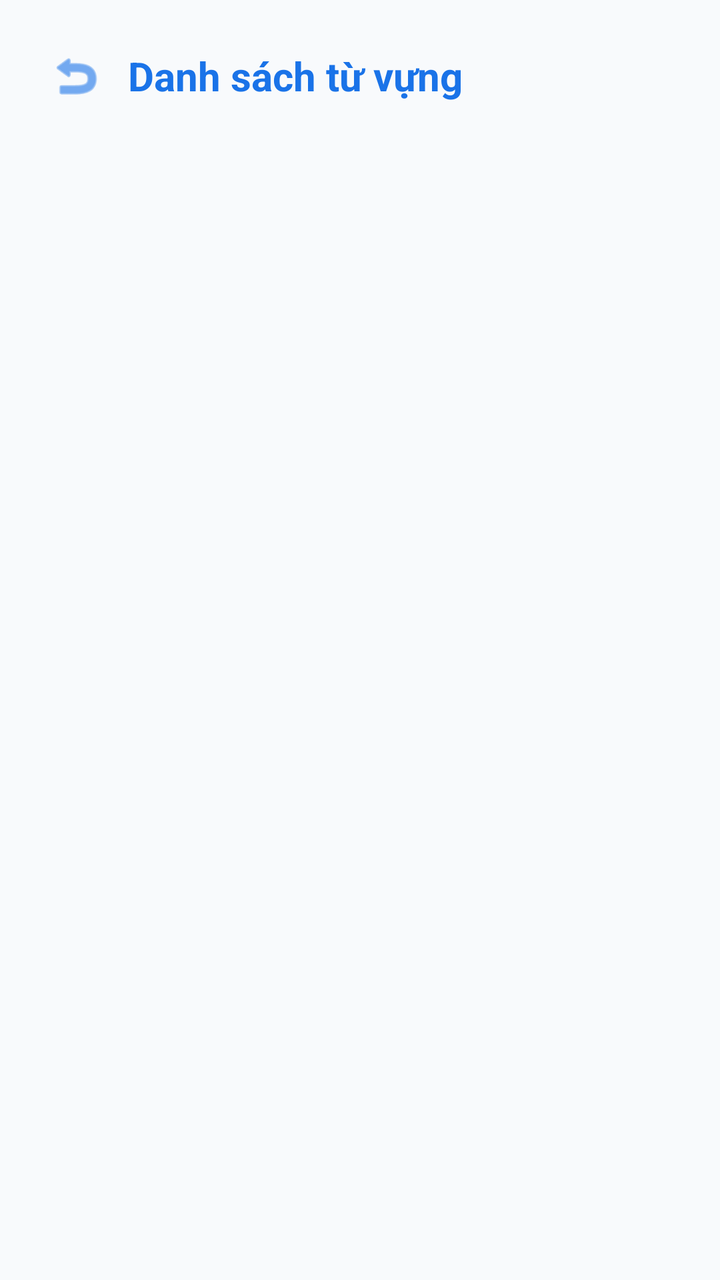
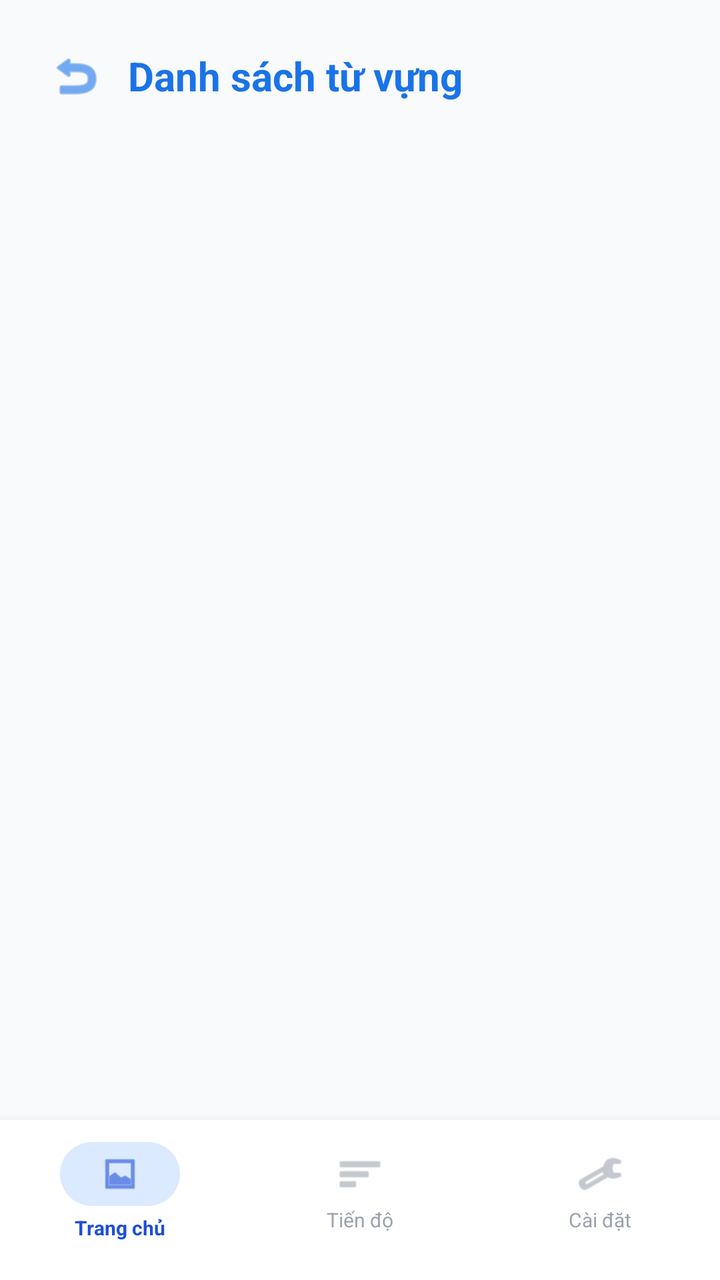

Screens rendered from an Android XML layout before and after an edit, with the pre-edit source and the edit as a unified diff.
<!-- AndroidManifest.xml: application theme Theme.BTCK_LHD_113 -->
<!-- res/layout/man_hinh_danh_sach_tu_vung.xml -->
<?xml version="1.0" encoding="utf-8"?>
<LinearLayout xmlns:android="http://schemas.android.com/apk/res/android"
    xmlns:app="http://schemas.android.com/apk/res-auto"
    android:layout_width="match_parent"
    android:layout_height="match_parent"
    android:background="#F8FAFC"
    android:orientation="vertical"
    android:padding="24dp">

    
    <RelativeLayout
        android:layout_width="match_parent"
        android:layout_height="wrap_content"
        android:layout_marginBottom="24dp">

        <ImageView
            android:id="@+id/imgBack"
            android:layout_width="28dp"
            android:layout_height="28dp"
            android:layout_centerVertical="true"
            android:background="?attr/selectableItemBackgroundBorderless"
            android:clickable="true"
            android:focusable="true"
            android:src="@android:drawable/ic_menu_revert"
            app:tint="#1A73E8" />

        <TextView
            android:layout_width="wrap_content"
            android:layout_height="wrap_content"
            android:layout_centerVertical="true"
            android:layout_marginStart="12dp"
            android:layout_toEndOf="@id/imgBack"
            android:text="Danh sách từ vựng"
            android:textColor="#1A73E8"
            android:textSize="20sp"
            android:textStyle="bold" />

    </RelativeLayout>

    <androidx.recyclerview.widget.RecyclerView
        android:id="@+id/rvTuVung"
        android:layout_width="match_parent"
        android:layout_height="match_parent"
        android:clipToPadding="false"
        android:paddingBottom="24dp" />

</LinearLayout>
<!-- resources referenced by this layout -->
<resources>
  <style name="Theme.BTCK_LHD_113" parent="Theme.Material3.Light.NoActionBar">
          
          <item name="colorPrimary">@color/primaryColor</item>
          <item name="colorOnPrimary">@color/white</item>
          <item name="colorPrimaryContainer">@color/primaryLightColor</item>
          <item name="colorOnPrimaryContainer">@color/black</item>
          <item name="colorSecondary">@color/secondaryColor</item>
          
          
          <item name="android:windowBackground">@color/backgroundColor</item>
          <item name="colorSurface">@color/surfaceColor</item>
          
          
          <item name="android:textColorPrimary">@color/textColorPrimary</item>
          
          
          <item name="shapeAppearanceMediumComponent">@style/ShapeAppearance.App.MediumComponent</item>
          <item name="shapeAppearanceSmallComponent">@style/ShapeAppearance.App.SmallComponent</item>
          <item name="shapeAppearanceLargeComponent">@style/ShapeAppearance.App.LargeComponent</item>
      </style>
  <color name="primaryColor">#4CAF50</color>
  <color name="white">#FFFFFFFF</color>
  <color name="primaryLightColor">#80E27E</color>
  <color name="black">#FF000000</color>
  <color name="secondaryColor">#FFC107</color>
  <color name="backgroundColor">#F5F5F5</color>
  <color name="surfaceColor">#FFFFFF</color>
  <color name="textColorPrimary">#212121</color>
  <style name="ShapeAppearance.App.MediumComponent" parent="ShapeAppearance.Material3.MediumComponent">
          <item name="cornerFamily">rounded</item>
          <item name="cornerSize">16dp</item>
      </style>
  <style name="ShapeAppearance.App.SmallComponent" parent="ShapeAppearance.Material3.SmallComponent">
          <item name="cornerFamily">rounded</item>
          <item name="cornerSize">16dp</item>
      </style>
  <style name="ShapeAppearance.App.LargeComponent" parent="ShapeAppearance.Material3.LargeComponent">
          <item name="cornerFamily">rounded</item>
          <item name="cornerSize">16dp</item>
      </style>
</resources>

<!-- the commit's change to res/layout/man_hinh_danh_sach_tu_vung.xml (unified diff, before → after) -->
@@ -1,47 +1,155 @@
 <?xml version="1.0" encoding="utf-8"?>
-<LinearLayout xmlns:android="http://schemas.android.com/apk/res/android"
+<RelativeLayout xmlns:android="http://schemas.android.com/apk/res/android"
     xmlns:app="http://schemas.android.com/apk/res-auto"
+    xmlns:tools="http://schemas.android.com/tools"
     android:layout_width="match_parent"
     android:layout_height="match_parent"
     android:background="#F8FAFC"
-    android:orientation="vertical"
-    android:padding="24dp">
+    tools:context=".ui.DanhSachTuVungActivity">
+
+    <LinearLayout
+        android:layout_width="match_parent"
+        android:layout_height="match_parent"
+        android:layout_above="@+id/bottomNav"
+        android:orientation="vertical"
+        android:padding="24dp">
+
+        
+        <RelativeLayout
+            android:layout_width="match_parent"
+            android:layout_height="wrap_content"
+            android:layout_marginBottom="24dp">
+
+            <ImageView
+                android:id="@+id/imgBack"
+                android:layout_width="28dp"
+                android:layout_height="28dp"
+                android:layout_centerVertical="true"
+                android:background="?attr/selectableItemBackgroundBorderless"
+                android:clickable="true"
+                android:focusable="true"
+                android:src="@android:drawable/ic_menu_revert"
+                app:tint="#1A73E8" />
+
+            <TextView
+                android:layout_width="wrap_content"
+                android:layout_height="wrap_content"
+                android:layout_centerVertical="true"
+                android:layout_marginStart="12dp"
+                android:layout_toEndOf="@id/imgBack"
+                android:text="Danh sách từ vựng"
+                android:textColor="#1A73E8"
+                android:textSize="20sp"
+                android:textStyle="bold" />
+
+        </RelativeLayout>
+
+        <androidx.recyclerview.widget.RecyclerView
+            android:id="@+id/rvTuVung"
+            android:layout_width="match_parent"
+            android:layout_height="match_parent"
+            android:clipToPadding="false"
+            android:paddingBottom="24dp" />
+
+    </LinearLayout>
 
     
-    <RelativeLayout
+    <LinearLayout
+        android:id="@+id/bottomNav"
         android:layout_width="match_parent"
-        android:layout_height="wrap_content"
-        android:layout_marginBottom="24dp">
+        android:layout_height="80dp"
+        android:layout_alignParentBottom="true"
+        android:background="@android:color/white"
+        android:elevation="8dp"
+        android:gravity="center"
+        android:orientation="horizontal"
+        android:paddingTop="8dp"
+        android:paddingBottom="16dp"
+        android:weightSum="3">
 
-        <ImageView
-            android:id="@+id/imgBack"
-            android:layout_width="28dp"
-            android:layout_height="28dp"
-            android:layout_centerVertical="true"
-            android:background="?attr/selectableItemBackgroundBorderless"
-            android:clickable="true"
-            android:focusable="true"
-            android:src="@android:drawable/ic_menu_revert"
-            app:tint="#1A73E8" />
+        
+        <LinearLayout
+            android:id="@+id/btnHome"
+            android:layout_width="0dp"
+            android:layout_height="match_parent"
+            android:layout_weight="1"
+            android:gravity="center"
+            android:orientation="vertical">
 
-        <TextView
-            android:layout_width="wrap_content"
-            android:layout_height="wrap_content"
-            android:layout_centerVertical="true"
-            android:layout_marginStart="12dp"
-            android:layout_toEndOf="@id/imgBack"
-            android:text="Danh sách từ vựng"
-            android:textColor="#1A73E8"
-            android:textSize="20sp"
-            android:textStyle="bold" />
+            <LinearLayout
+                android:layout_width="wrap_content"
+                android:layout_height="32dp"
+                android:background="@drawable/nen_bo_goc_24"
+                android:backgroundTint="#DBEAFE"
+                android:gravity="center"
+                android:paddingStart="20dp"
+                android:paddingEnd="20dp">
 
-    </RelativeLayout>
+                <ImageView
+                    android:layout_width="20dp"
+                    android:layout_height="20dp"
+                    android:src="@android:drawable/ic_menu_gallery"
+                    app:tint="#1D4ED8" />
+            </LinearLayout>
 
-    <androidx.recyclerview.widget.RecyclerView
-        android:id="@+id/rvTuVung"
-        android:layout_width="match_parent"
-        android:layout_height="match_parent"
-        android:clipToPadding="false"
-        android:paddingBottom="24dp" />
+            <TextView
+                android:layout_width="wrap_content"
+                android:layout_height="wrap_content"
+                android:layout_marginTop="4dp"
+                android:text="Trang chủ"
+                android:textColor="#1D4ED8"
+                android:textSize="10sp"
+                android:textStyle="bold" />
+        </LinearLayout>
 
-</LinearLayout>
+        
+        <LinearLayout
+            android:id="@+id/btnTienDo"
+            android:layout_width="0dp"
+            android:layout_height="match_parent"
+            android:layout_weight="1"
+            android:gravity="center"
+            android:orientation="vertical">
+
+            <ImageView
+                android:layout_width="24dp"
+                android:layout_height="24dp"
+                android:src="@android:drawable/ic_menu_sort_by_size"
+                app:tint="#9CA3AF" />
+
+            <TextView
+                android:layout_width="wrap_content"
+                android:layout_height="wrap_content"
+                android:layout_marginTop="4dp"
+                android:text="Tiến độ"
+                android:textColor="#9CA3AF"
+                android:textSize="10sp" />
+        </LinearLayout>
+
+        
+        <LinearLayout
+            android:id="@+id/btnSettings"
+            android:layout_width="0dp"
+            android:layout_height="match_parent"
+            android:layout_weight="1"
+            android:gravity="center"
+            android:orientation="vertical">
+
+            <ImageView
+                android:layout_width="24dp"
+                android:layout_height="24dp"
+                android:src="@android:drawable/ic_menu_preferences"
+                app:tint="#9CA3AF" />
+
+            <TextView
+                android:layout_width="wrap_content"
+                android:layout_height="wrap_content"
+                android:layout_marginTop="4dp"
+                android:text="Cài đặt"
+                android:textColor="#9CA3AF"
+                android:textSize="10sp" />
+        </LinearLayout>
+
+    </LinearLayout>
+
+</RelativeLayout>
<!-- resource entries referenced after the edit -->
@@ -1,5 +1,11 @@
 <!-- resources referenced by this layout -->
 <resources>
+  <!-- drawable nen_bo_goc_24 (drawable) -->
+  <?xml version="1.0" encoding="utf-8"?>
+  <shape xmlns:android="http://schemas.android.com/apk/res/android">
+      <solid android:color="#FFFFFF" />
+      <corners android:radius="24dp" />
+  </shape>
   <style name="Theme.BTCK_LHD_113" parent="Theme.Material3.Light.NoActionBar">
           
           <item name="colorPrimary">@color/primaryColor</item>
